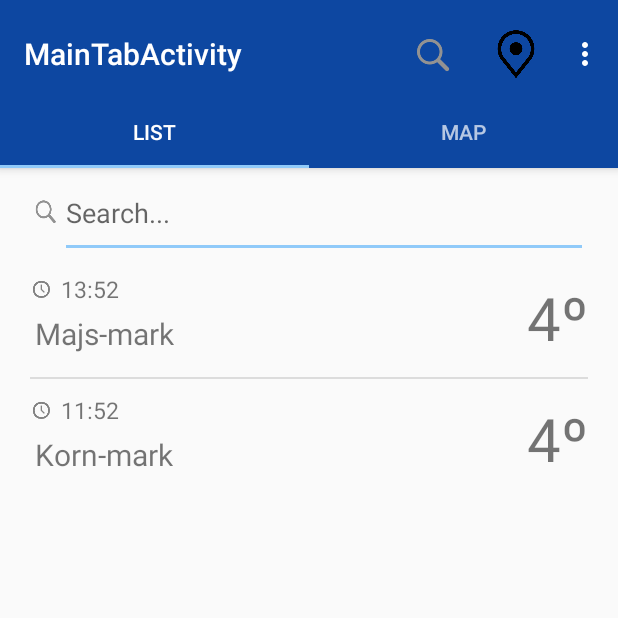
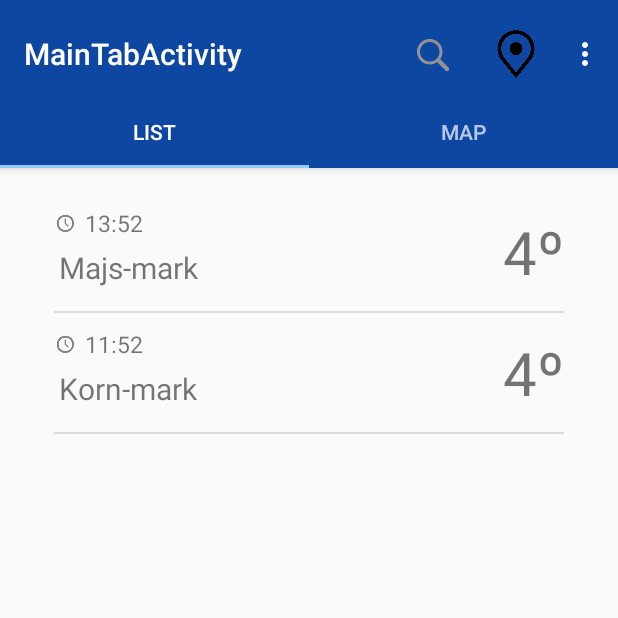
Before and after one commit to LasseOnTheHub/WeatherApp, an Android app: the MainActivityTab screen opened directly, with no data from a screen before it, on a phone screen of 412 x 824 dp, the top half of it. Run offline under Robolectric (Android 15) with nearby library versions, the phone set to English and light mode, and no system bars.

Commit message:
More work on MainActivityTab. Old main activity is now deleted

```diff
--- a/app/src/main/java/com/grp8/weatherapp/Activities/LogonActivity.java
+++ b/app/src/main/java/com/grp8/weatherapp/Activities/LogonActivity.java
@@ -45,7 +45,7 @@ public class LogonActivity extends AppCompatActivity {
             if (authroizer.Authorize(userIdInt)) {
                 Toast.makeText(this, "Success", Toast.LENGTH_SHORT).show();
 
-                Intent intent = new Intent(LogonActivity.this,MainActivity.class);
+                Intent intent = new Intent(LogonActivity.this,MainActivityTab.class);
                 intent.putExtra(Constants.KEY_USERID,userId);
                 startActivity(intent);
             } else {
--- a/app/src/main/java/com/grp8/weatherapp/Activities/MainActivityTab.java
+++ b/app/src/main/java/com/grp8/weatherapp/Activities/MainActivityTab.java
@@ -14,25 +14,12 @@ import android.view.Menu;
 import android.view.MenuItem;
 import android.view.View;
 import android.view.ViewGroup;
-import android.widget.ListView;
 
 import com.grp8.weatherapp.R;
 
 public class MainActivityTab extends AppCompatActivity {
 
-    /**
-     * The {@link android.support.v4.view.PagerAdapter} that will provide
-     * fragments for each of the sections. We use a
-     * {@link FragmentPagerAdapter} derivative, which will keep every
-     * loaded fragment in memory. If this becomes too memory intensive, it
-     * may be best to switch to a
-     * {@link android.support.v4.app.FragmentStatePagerAdapter}.
-     */
     private SectionsPagerAdapter mSectionsPagerAdapter;
-
-    /**
-     * The {@link ViewPager} that will host the section contents.
-     */
     private ViewPager mViewPager;
 
     @Override
@@ -42,11 +29,9 @@ public class MainActivityTab extends AppCompatActivity {
 
         Toolbar toolbar = (Toolbar) findViewById(R.id.toolbar);
         setSupportActionBar(toolbar);
-        // Create the adapter that will return a fragment for each of the three
-        // primary sections of the activity.
+
         mSectionsPagerAdapter = new SectionsPagerAdapter(getSupportFragmentManager());
 
-        // Set up the ViewPager with the sections adapter.
         mViewPager = (ViewPager) findViewById(R.id.container);
         mViewPager.setAdapter(mSectionsPagerAdapter);
 
@@ -62,63 +47,15 @@ public class MainActivityTab extends AppCompatActivity {
 
     @Override
     public boolean onOptionsItemSelected(MenuItem item) {
-        // Handle action bar item clicks here. The action bar will
-        // automatically handle clicks on the Home/Up button, so long
-        // as you specify a parent activity in AndroidManifest.xml.
-        int id = item.getItemId();
 
-        //noinspection SimplifiableIfStatement
-        if (id == R.id.action_settings) {
-            return true;
+        switch (item.getItemId()) {
+            case 0: break;
+            default: break;
         }
 
-        return super.onOptionsItemSelected(item);
+        return true;
     }
 
-    /**
-     * A placeholder fragment containing a simple view.
-     */
-    public static class PlaceholderFragment extends Fragment {
-        /**
-         * The fragment argument representing the section number for this
-         * fragment.
-         */
-        private static final String ARG_SECTION_NUMBER = "section_number";
-
-        public PlaceholderFragment() {
-        }
-
-        /**
-         * Returns a new instance of this fragment for the given section
-         * number.
-         */
-        public static PlaceholderFragment newInstance(int sectionNumber) {
-            PlaceholderFragment fragment = new PlaceholderFragment();
-            Bundle args = new Bundle();
-            args.putInt(ARG_SECTION_NUMBER, sectionNumber);
-            fragment.setArguments(args);
-            System.out.print("newInstance called");
-            return fragment;
-        }
-
-        @Override
-        public View onCreateView(LayoutInflater inflater, ViewGroup container,
-                                 Bundle savedInstanceState) {
-            if (savedInstanceState != null) {
-                if (savedInstanceState.getInt(ARG_SECTION_NUMBER) != -5) {
-                    System.out.print("onCreateView called");
-                }
-            }
-            System.out.print("onCreateView called");
-            View rootView = inflater.inflate(R.layout.fragment_main_activity_tab, container, false);
-            return rootView;
-        }
-    }
-
-    /**
-     * A {@link FragmentPagerAdapter} that returns a fragment corresponding to
-     * one of the sections/tabs/pages.
-     */
     public class SectionsPagerAdapter extends FragmentPagerAdapter {
 
         public SectionsPagerAdapter(FragmentManager fm) {
@@ -127,28 +64,20 @@ public class MainActivityTab extends AppCompatActivity {
 
         @Override
         public Fragment getItem(int position) {
-            if (position == 0) {
-                Fragment mainFrag = new MainFragment();
-                return mainFrag;
-            }
-            return PlaceholderFragment.newInstance(position + 1);
+            return position == 0 ? new MainFragment() : new MainFragment();
         }
 
         @Override
         public int getCount() {
-            // Show 2 total pages.
             return 2;
         }
 
         @Override
         public CharSequence getPageTitle(int position) {
-            switch (position) {
-                case 0:
-                    return "LIST";
-                case 1:
-                    return "MAP";
-                default:
-                    return "Unknown title";
+            if (position == 0) {
+                return "LIST";
+            } else {
+                return "MAP";
             }
         }
     }
--- a/app/src/main/java/com/grp8/weatherapp/Activities/MainFragment.java
+++ b/app/src/main/java/com/grp8/weatherapp/Activities/MainFragment.java
@@ -6,7 +6,9 @@ import android.support.v4.app.Fragment;
 import android.view.LayoutInflater;
 import android.view.View;
 import android.view.ViewGroup;
+import android.widget.FrameLayout;
 import android.widget.ListView;
+import android.widget.RelativeLayout;
 
 import com.grp8.weatherapp.R;
 
@@ -20,11 +22,10 @@ public class MainFragment extends Fragment {
     private ListView list;
 
     @Override
-    public View onCreateView(LayoutInflater inflater, ViewGroup container,
-                             Bundle savedInstanceState) {
-        View mainFrag = inflater.inflate(R.layout.fragment_activity_main, container, false);
+    public View onCreateView(LayoutInflater inflater, ViewGroup container, Bundle savedInstanceState) {
+        View mainFrag = inflater.inflate(R.layout.fragment_stationlist, container, false);
 
-        list = (ListView) mainFrag.findViewById(R.id.stationslists);
+        list = (ListView) mainFrag.findViewById(R.id.stationlist);
         list.setAdapter(new WeatherStationsAdapter(getActivity()));
 
         return mainFrag;
--- a/app/src/main/res/layout/fragment_activity_main.xml
+++ b/app/src/main/res/layout/fragment_searchbar.xml
@@ -1,11 +1,7 @@
 <?xml version="1.0" encoding="utf-8"?>
 <RelativeLayout xmlns:android="http://schemas.android.com/apk/res/android"
-    xmlns:tools="http://schemas.android.com/tools"
-    android:layout_width="match_parent"
-    android:layout_height="match_parent"
-    android:animateLayoutChanges="true"
-    tools:context="com.grp8.weatherapp.Activities.MainActivity">
-
+    android:orientation="vertical" android:layout_width="match_parent"
+    android:layout_height="match_parent">
 
     <FrameLayout
         android:layout_width="match_parent"
@@ -31,14 +27,4 @@
             android:background="@drawable/search" />
     </FrameLayout>
 
-    <ListView
-        android:layout_width="match_parent"
-        android:layout_height="wrap_content"
-        android:layout_alignParentLeft="true"
-        android:layout_alignParentStart="true"
-        android:layout_marginLeft="20dp"
-        android:layout_marginRight="20dp"
-        android:layout_below="@+id/searchFrame"
-        android:id="@+id/stationslists"/>
-
 </RelativeLayout>
--- a/app/src/main/res/layout/fragment_main_activity_tab.xml
+++ b/app/src/main/res/layout/fragment_stationlist.xml
@@ -5,8 +5,7 @@
     android:paddingBottom="@dimen/activity_vertical_margin"
     android:paddingLeft="@dimen/activity_horizontal_margin"
     android:paddingRight="@dimen/activity_horizontal_margin"
-    android:paddingTop="@dimen/activity_vertical_margin"
-    tools:context="com.grp8.weatherapp.Activities.MainActivityTab$PlaceholderFragment">
+    android:paddingTop="@dimen/activity_vertical_margin">
 
     <ListView
         android:layout_width="match_parent"
@@ -16,6 +15,6 @@
         android:layout_marginLeft="20dp"
         android:layout_marginRight="20dp"
         android:layout_below="@+id/searchFrame"
-        android:id="@+id/stationslist"/>
+        android:id="@+id/stationlist"/>
 
 </RelativeLayout>
```
Also changed, not shown: app/src/main/java/com/grp8/weatherapp/Activities/MainActivity.java (deleted, +0 -144 lines).
